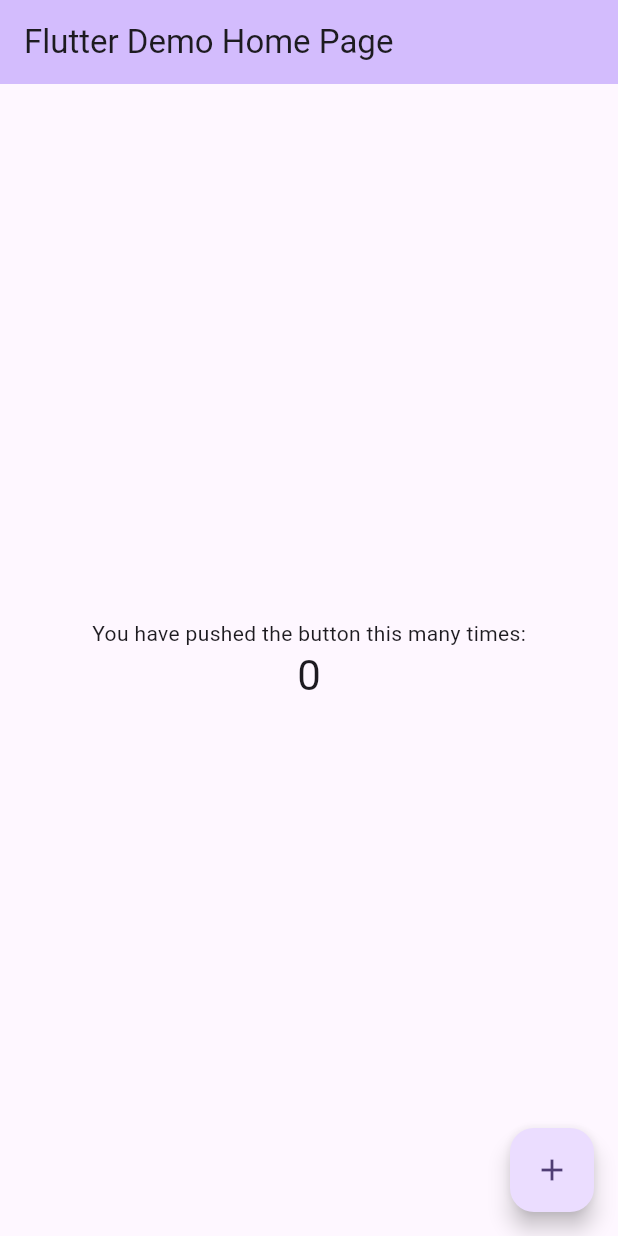
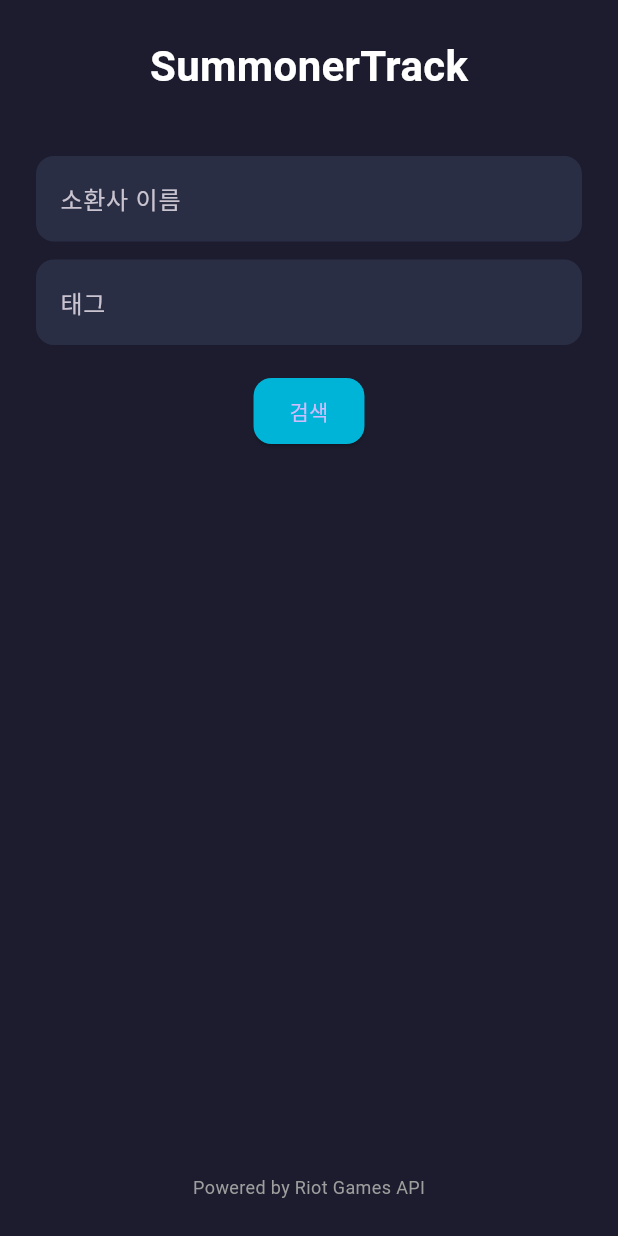
Before and after one commit to Jimin2123/app_project, a Flutter app: the screen it shows after launch, on a phone screen of 412 x 824 dp. Run offline on Flutter 3.47's test engine with Material 3 defaults, Android fonts, the phone set to English and light mode, and no system bars; our stand-ins replace dio, flutter_dotenv.

Commit message:
feat(RiotApiService) : 사용자 검색, puuid로 소환사 정보 가져오기 기능 구현

```diff
--- a/project/lib/api/RiotApiService.dart
+++ b/project/lib/api/RiotApiService.dart
@@ -1,30 +1,61 @@
+import 'dart:ui';
+
 import 'package:dio/dio.dart';
 import 'package:flutter_dotenv/flutter_dotenv.dart';
 
 class RiotApiService {
-  final Dio _dio;
+  late final Dio _dioAsia;
+  late final Dio _dioKr;
 
-  RiotApiService():
-      _dio = Dio(
-        BaseOptions(
-          baseUrl: 'https://asia.api.riotgames.com',
-          headers: {
-            'X-Riot-Token': dotenv.env['RIOT_API_KEY'] ?? '',
-          }
-        )
-      );
+
+  RiotApiService() {
+    final apiKey = dotenv.env['RIOT_API_KEY'];
+    if (apiKey == null || apiKey.isEmpty) {
+      throw Exception('RIOT_API_KEY가 초기화되지 않았습니다.');
+    }
+
+    print(apiKey);
+
+    _dioAsia = Dio(BaseOptions(
+      baseUrl: 'https://asia.api.riotgames.com',
+      headers: {
+        'X-Riot-Token': apiKey,
+      },
+    ));
+
+    _dioKr = Dio(BaseOptions(
+      baseUrl: 'https://kr.api.riotgames.com',
+      headers: {
+        'X-Riot-Token': apiKey,
+      },
+    ));
+  }
 
   // 닉네임으로 소환사 정보 가져오기
   Future<Map<String, dynamic>> getSummonerByName(String summonerName, String tagName) async {
     try {
-      final response = await _dio.get(
-        '/riot/account/v1/accounts/by-riot-id/$summonerName/$tagName',
+      final name = Uri.encodeComponent(summonerName.trim());
+      final tag = Uri.encodeComponent(tagName.trim());
+
+      final response = await _dioAsia.get(
+        '/riot/account/v1/accounts/by-riot-id/$name/$tag',
       );
+
+      final summonerInfo = getSummonerInfo(response.data['puuid']);
+
       return response.data;
     } on DioException catch (e) {
-      final statusCode = e.response?.statusCode ?? 0;
-      final message = e.response?.data.toString() ?? e.message;
-      throw Exception('API 호출 실패 ($statusCode): $message');
+      throw Exception('API 호출 실패 (${e.response?.statusCode ?? 0}): ${e.message}');
+    }
+  }
+
+  Future<Map<String, dynamic>> getSummonerInfo(String puuid) async {
+    try {
+      final response = await _dioKr.get('/lol/summoner/v4/summoners/by-puuid/$puuid');
+
+      return response.data;
+    } on DioException catch (e) {
+      throw Exception('API 호출 실패 (${e.response?.statusCode ?? 0}): ${e.message}');
     }
   }
 }
--- a/project/lib/main.dart
+++ b/project/lib/main.dart
@@ -1,8 +1,10 @@
 import 'package:flutter/material.dart';
 import 'package:flutter_dotenv/flutter_dotenv.dart';
+import 'package:project/api/RiotApiService.dart';
 
 Future<void> main() async {
-  await dotenv.load(fileName: ".env");
+  WidgetsFlutterBinding.ensureInitialized(); // 생략되어 있었다면 추가!
+  await dotenv.load(fileName: ".env");       // 반드시 await 사용
   runApp(const MyApp());
 }
 
@@ -12,56 +14,146 @@ class MyApp extends StatelessWidget {
   @override
   Widget build(BuildContext context) {
     return MaterialApp(
-      title: 'Flutter Demo',
-      theme: ThemeData(
-        colorScheme: ColorScheme.fromSeed(seedColor: Colors.deepPurple),
+      title: 'SummonerTrack',
+      theme: ThemeData.dark().copyWith(
+        scaffoldBackgroundColor: const Color(0xFF1C1C2E),
+        inputDecorationTheme: const InputDecorationTheme(
+          filled: true,
+          fillColor: Color(0xFF2A2E45),
+          border: OutlineInputBorder(
+            borderRadius: BorderRadius.all(Radius.circular(12)),
+            borderSide: BorderSide.none,
+          ),
+        ),
+        elevatedButtonTheme: ElevatedButtonThemeData(
+          style: ElevatedButton.styleFrom(
+            backgroundColor: Color(0xFF00B4D8),
+            shape: RoundedRectangleBorder(
+              borderRadius: BorderRadius.circular(12),
+            ),
+            padding: const EdgeInsets.symmetric(horizontal: 24, vertical: 12),
+          ),
+        ),
       ),
-      home: const MyHomePage(title: 'Flutter Demo Home Page'),
+      home: const SummonerSearchPage(),
+      debugShowCheckedModeBanner: false,
     );
   }
 }
 
-class MyHomePage extends StatefulWidget {
-  const MyHomePage({super.key, required this.title});
-
-  final String title;
+class SummonerSearchPage extends StatefulWidget {
+  const SummonerSearchPage({super.key});
 
   @override
-  State<MyHomePage> createState() => _MyHomePageState();
+  State<SummonerSearchPage> createState() => _SummonerSearchPageState();
 }
 
-class _MyHomePageState extends State<MyHomePage> {
-  int _counter = 0;
+class _SummonerSearchPageState extends State<SummonerSearchPage> {
+  final TextEditingController _nameController = TextEditingController();
+  final TextEditingController _tagController = TextEditingController();
+  final RiotApiService _apiService = RiotApiService();
 
-  void _incrementCounter() {
+  String _result = '';
+  bool _isLoading = false;
+
+  void _search() async {
+    final name = _nameController.text.trim();
+    final tag = _tagController.text.trim();
+
+    if (name.isEmpty || tag.isEmpty) {
+      ScaffoldMessenger.of(context).showSnackBar(
+        const SnackBar(content: Text('소환사 이름과 태그를 모두 입력해주세요.')),
+      );
+      return;
+    }
+
     setState(() {
-      _counter++;
+      _isLoading = true;
+      _result = '';
     });
+
+    try {
+      final data = await _apiService.getSummonerByName(name, tag);
+      setState(() {
+        _result = '''
+        닉네임: ${data['gameName']}
+        태그: ${data['tagLine']}
+        PUUID: ${data['puuid']}
+        ''';
+      });
+    } catch (e) {
+      setState(() {
+        _result = '에러 발생: $e';
+      });
+    } finally {
+      setState(() {
+        _isLoading = false;
+      });
+    }
   }
 
   @override
   Widget build(BuildContext context) {
     return Scaffold(
-      appBar: AppBar(
-        backgroundColor: Theme.of(context).colorScheme.inversePrimary,
-        title: Text(widget.title),
-      ),
-      body: Center(
-        child: Column(
-          mainAxisAlignment: MainAxisAlignment.center,
-          children: <Widget>[
-            const Text('You have pushed the button this many times:'),
-            Text(
-              '$_counter',
-              style: Theme.of(context).textTheme.headlineMedium,
-            ),
-          ],
+      body: SafeArea(
+        child: Padding(
+          padding: const EdgeInsets.all(24.0),
+          child: Column(
+            mainAxisAlignment: MainAxisAlignment.center,
+            children: [
+              const Text(
+                'SummonerTrack',
+                style: TextStyle(
+                  fontSize: 28,
+                  fontWeight: FontWeight.bold,
+                  color: Colors.white,
+                ),
+              ),
+              const SizedBox(height: 40),
+              TextField(
+                controller: _nameController,
+                style: const TextStyle(color: Colors.white),
+                decoration: const InputDecoration(
+                  hintText: '소환사 이름 (예: Hide on bush)',
+                  hintStyle: TextStyle(color: Colors.grey),
+                  labelText: '소환사 이름',
+                ),
+              ),
+              const SizedBox(height: 12),
+              TextField(
+                controller: _tagController,
+                style: const TextStyle(color: Colors.white),
+                decoration: const InputDecoration(
+                  hintText: '태그 (예: KR1)',
+                  hintStyle: TextStyle(color: Colors.grey),
+                  labelText: '태그',
+                ),
+              ),
+              const SizedBox(height: 20),
+              ElevatedButton(
+                onPressed: _isLoading ? null : _search,
+                child: _isLoading
+                    ? const SizedBox(
+                  width: 16,
+                  height: 16,
+                  child: CircularProgressIndicator(
+                    strokeWidth: 2,
+                    color: Colors.white,
+                  ),
+                )
+                    : const Text('검색'),
+              ),
+              const SizedBox(height: 30),
+              if (_result.isNotEmpty)
+                Text(_result, style: const TextStyle(fontSize: 14)),
+              const Spacer(),
+              const Text(
+                'Powered by Riot Games API',
+                style: TextStyle(color: Colors.grey, fontSize: 12),
+              ),
+            ],
+          ),
         ),
-      ),
-      floatingActionButton: FloatingActionButton(
-        onPressed: _incrementCounter,
-        tooltip: 'Increment',
-        child: const Icon(Icons.add),
       ),
     );
   }
```
Also changed, not shown: project/pubspec.yaml (+4 -5 lines).
